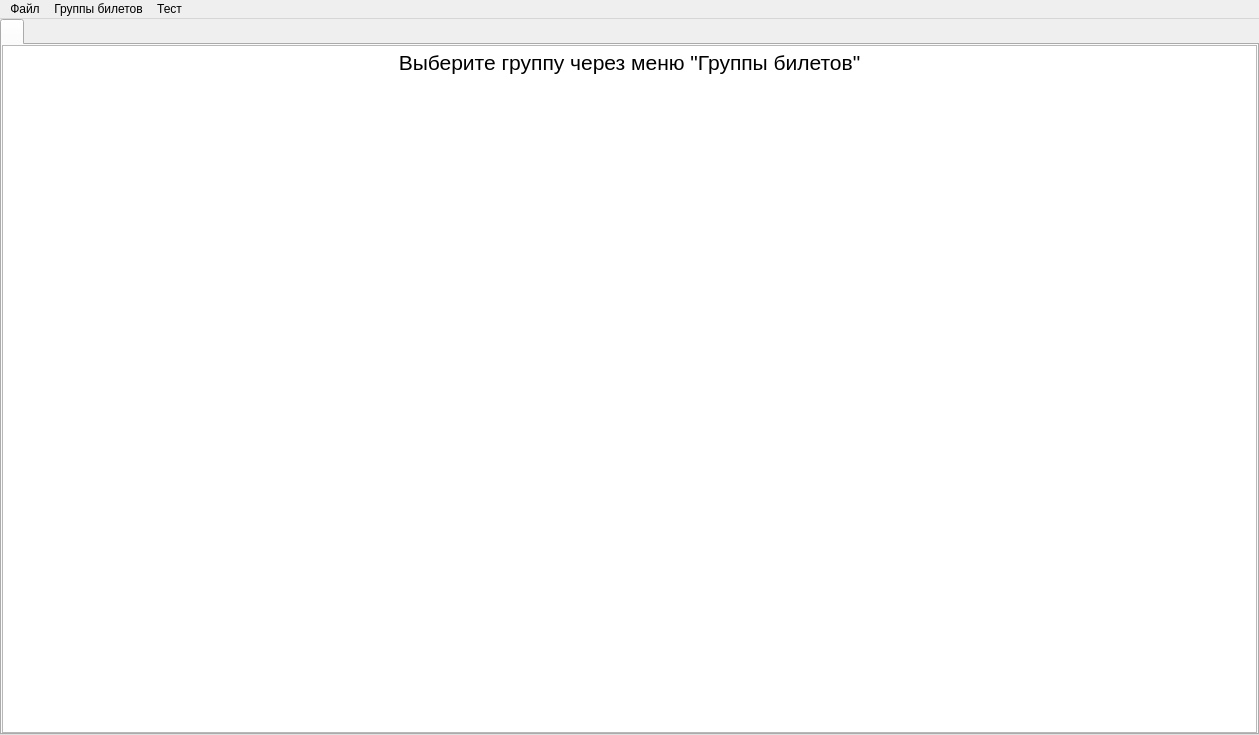
Old version of the form src/ui/mainwindow.ui in the repository YARunya37/StudyCards.
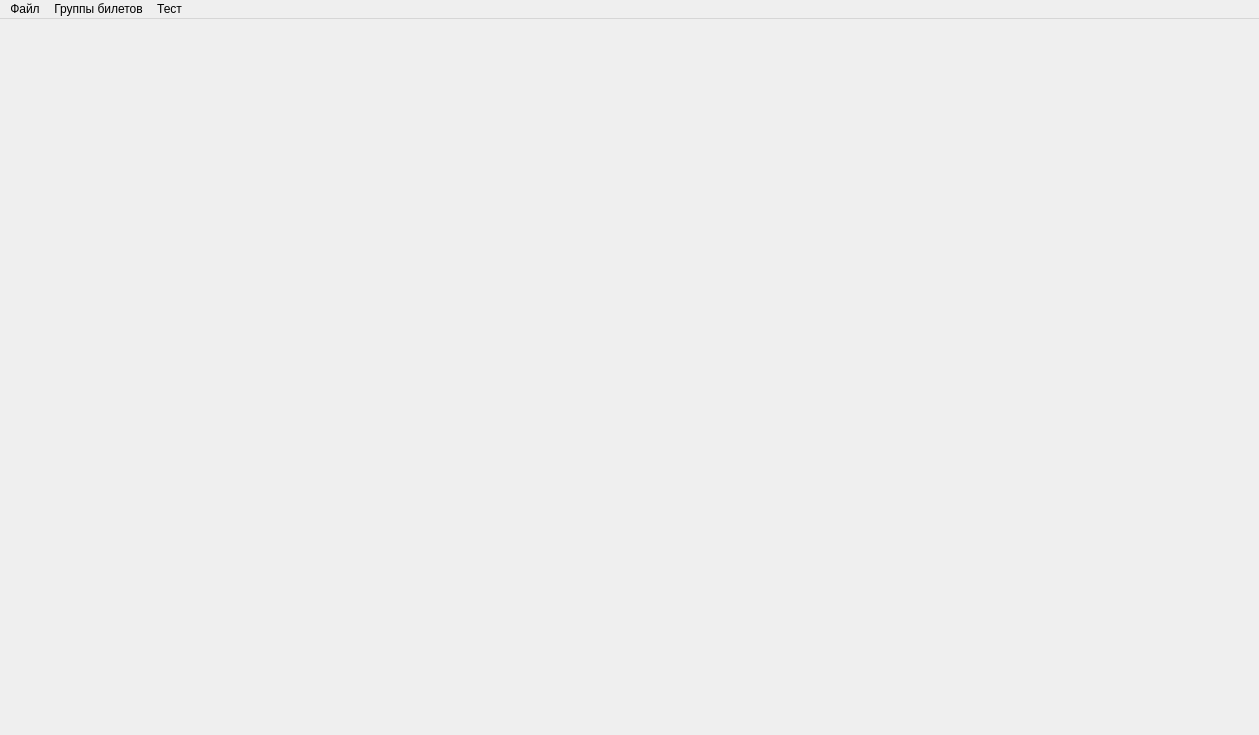
New version of the form.

Commit message: Создан виджет временных билетов (#7)

The edit to the form file:
```diff
--- a/src/ui/mainwindow.ui
+++ b/src/ui/mainwindow.ui
@@ -62,61 +62,6 @@
       <property name="spacing">
        <number>0</number>
       </property>
-      <item>
-       <widget class="QTabWidget" name="tabWidget">
-        <property name="currentIndex">
-         <number>0</number>
-        </property>
-        <widget class="QWidget" name="init_tab">
-         <property name="enabled">
-          <bool>true</bool>
-         </property>
-         <property name="sizePolicy">
-          <sizepolicy hsizetype="Expanding" vsizetype="Expanding">
-           <horstretch>1</horstretch>
-           <verstretch>0</verstretch>
-          </sizepolicy>
-         </property>
-         <property name="layoutDirection">
-          <enum>Qt::LayoutDirection::LeftToRight</enum>
-         </property>
-         <attribute name="title">
-          <string/>
-         </attribute>
-         <layout class="QVBoxLayout" name="verticalLayout_2">
-          <property name="spacing">
-           <number>0</number>
-          </property>
-          <property name="leftMargin">
-           <number>0</number>
-          </property>
-          <property name="topMargin">
-           <number>0</number>
-          </property>
-          <property name="rightMargin">
-           <number>0</number>
-          </property>
-          <property name="bottomMargin">
-           <number>0</number>
-          </property>
-          <item>
-           <widget class="QTextBrowser" name="textBrowser">
-            <property name="html">
-             <string>&lt;!DOCTYPE HTML PUBLIC &quot;-//W3C//DTD HTML 4.0//EN&quot; &quot;http://www.w3.org/TR/REC-html40/strict.dtd&quot;&gt;
-&lt;html&gt;&lt;head&gt;&lt;meta name=&quot;qrichtext&quot; content=&quot;1&quot; /&gt;&lt;meta charset=&quot;utf-8&quot; /&gt;&lt;style type=&quot;text/css&quot;&gt;
-p, li { white-space: pre-wrap; }
-hr { height: 1px; border-width: 0; }
-li.unchecked::marker { content: &quot;\2610&quot;; }
-li.checked::marker { content: &quot;\2612&quot;; }
-&lt;/style&gt;&lt;/head&gt;&lt;body style=&quot; font-family:'Segoe UI'; font-size:9pt; font-weight:400; font-style:normal;&quot;&gt;
-&lt;p align=&quot;center&quot; style=&quot; margin-top:0px; margin-bottom:0px; margin-left:0px; margin-right:0px; -qt-block-indent:0; text-indent:0px;&quot;&gt;&lt;span style=&quot; font-size:16pt;&quot;&gt;Выберите группу через меню &amp;quot;Группы билетов&amp;quot;&lt;/span&gt;&lt;/p&gt;&lt;/body&gt;&lt;/html&gt;</string>
-            </property>
-           </widget>
-          </item>
-         </layout>
-        </widget>
-       </widget>
-      </item>
      </layout>
     </item>
    </layout>
```
Left out of the diff: 2 changed lines with no effect on the pictures. The commit also changes 8 other files.
